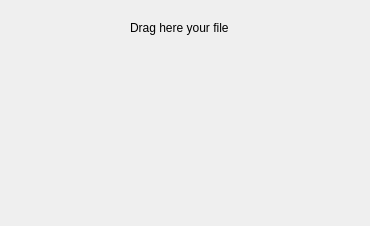
stefanodecillis/Progetto_Fondamenti_WR, file drag_drop.ui: the form before one commit.
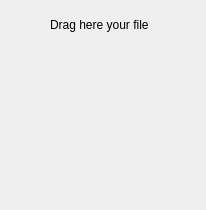
The form after the commit. Icons and pictures are not drawn.

```diff
--- a/drag_drop.ui
+++ b/drag_drop.ui
@@ -6,8 +6,8 @@
    <rect>
     <x>0</x>
     <y>0</y>
-    <width>370</width>
-    <height>226</height>
+    <width>206</width>
+    <height>210</height>
    </rect>
   </property>
   <property name="windowTitle">
@@ -16,14 +16,17 @@
   <widget class="QWidget" name="gridLayoutWidget">
    <property name="geometry">
     <rect>
-     <x>80</x>
+     <x>40</x>
      <y>50</y>
-     <width>201</width>
-     <height>131</height>
+     <width>130</width>
+     <height>130</height>
     </rect>
    </property>
    <layout class="QGridLayout" name="gridLayout">
-    <item row="2" column="0">
+    <property name="sizeConstraint">
+     <enum>QLayout::SetDefaultConstraint</enum>
+    </property>
+    <item row="1" column="0">
      <widget class="QLabel" name="label">
       <property name="mouseTracking">
        <bool>true</bool>
@@ -61,10 +64,10 @@
   <widget class="QLabel" name="label_2">
    <property name="geometry">
     <rect>
-     <x>130</x>
-     <y>20</y>
-     <width>191</width>
-     <height>16</height>
+     <x>50</x>
+     <y>0</y>
+     <width>131</width>
+     <height>49</height>
     </rect>
    </property>
    <property name="text">
```
